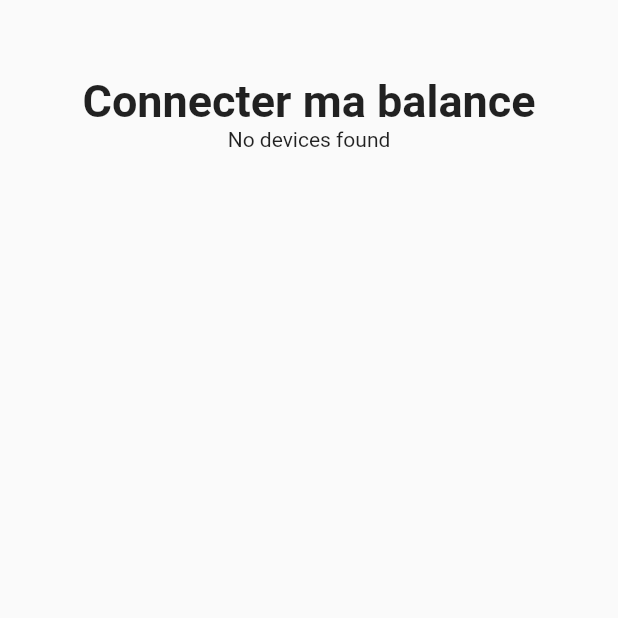
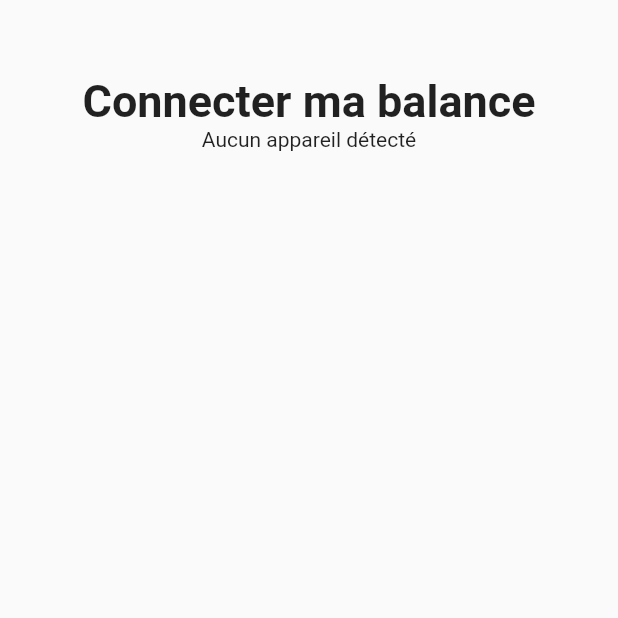
Before and after one commit to BalanceTonPoids/flutter, a Flutter app: the screen it shows after launch, swiped to page 2, on a phone screen of 412 x 824 dp, the top half of it. Run offline on Flutter 3.47's test engine with Material 2 defaults, Android fonts, the phone set to English and light mode, and no system bars; our stand-ins replace adaptive_theme, fl_chart, flutter_blue, flutter_phoenix, flutter_secure_storage, flutter_spinkit and 3 more.

Commit message:
Update texts

```diff
--- a/lib/pages/connecter_ma_balance.dart
+++ b/lib/pages/connecter_ma_balance.dart
@@ -77,7 +77,7 @@ class _connecterMaBalanceState extends State<connecterMaBalance> {
             ), );
           }
           if (snapshot.data!.isEmpty) {
-            return const Text('No devices found');
+            return const Text('Aucun appareil détecté');
           }
           return Column(
             children: (snapshot.data ?? [])
@@ -85,7 +85,7 @@ class _connecterMaBalanceState extends State<connecterMaBalance> {
                 ? Column(children: [Padding(padding: EdgeInsets.only(top: 20)),
               Text(r.device.name),
               ElevatedButton(
-                  child: const Text('Connect'),
+                  child: const Text('Connecter'),
                   onPressed: () async => {
                     await r.device.connect(),
                     await storage.write(
@@ -97,7 +97,7 @@ class _connecterMaBalanceState extends State<connecterMaBalance> {
                     Bluetooth().stopScan(),
                     setState(() {Padding(padding: EdgeInsets.only(top: 20));
                       _connectionStatus =
-                      'Connected to ${r.device.name}';
+                      'Connecté sur : ${r.device.name}';
                     }),
                   })
             ])
--- a/lib/pages/home.dart
+++ b/lib/pages/home.dart
@@ -70,7 +70,7 @@ class _HomeState extends State<Home> {
               const EdgeInsets.only(top: 30, bottom: 10, left: 20, right: 20),
           child: buttonCard(
               'Modifier mon profil',
-              'Renseignez ma taille, mes objectifs, etc.',
+              'Renseignez ma taille et bien plus.',
               Colors.blue,
               false,
               context,
@@ -80,7 +80,7 @@ class _HomeState extends State<Home> {
         Container(
           padding:
               const EdgeInsets.only(top: 0, bottom: 20, left: 20, right: 20),
-          child: buttonCard('Contact', 'Besoin d\'aide! contactez nous',
+          child: buttonCard('Contact', 'Besoin d\'aide, contactez nous',
               Colors.blue, false, context, const ContactPage(), false),
         ),
         Container(
@@ -172,7 +172,7 @@ class ContactPage extends StatelessWidget {
             ),
             const SizedBox(height: 16),
             const Text(
-              'Nous sommes toujours heureux d\'entendre de vous. Si vous avez des questions ou des commentaires, n\'hésitez pas à nous contacter. Vous pouvez nous appeler ou nous envoyer un e-mail à tout moment.',
+              'Si vous avez des questions ou des commentaires, n\'hésitez pas à nous contacter. Vous pouvez nous appeler ou nous envoyer un e-mail à tout moment.',
               textAlign: TextAlign.justify,
               style: TextStyle(
                 fontSize: 18,
--- a/lib/pages/imc.dart
+++ b/lib/pages/imc.dart
@@ -128,7 +128,7 @@ class _IMCPageState extends State<IMCPage> {
                   ),
                 ),
                 Text(
-                  "Votre IMC est : ${_imc.toStringAsFixed(2)}",
+                  "Votre IMC est de : ${_imc.toStringAsFixed(2)}",
                   style: const TextStyle(fontSize: 18.0),
                 ),
                 Text(
@@ -160,7 +160,7 @@ class ConseilsPage extends StatelessWidget {
   Widget build(BuildContext context) {
     return Scaffold(
       appBar: AppBar(
-        title: const Text("Consensual d'experts"),
+        title: const Text("Conseils d'experts"),
       ),
       body: ListView(
         children: [
--- a/lib/pages/profile.dart
+++ b/lib/pages/profile.dart
@@ -95,7 +95,7 @@ class _ProfileState extends State<Profile> {
                       children: [
                         buttonCard(
                             'Modifier mon profil',
-                            'Renseignez ma taille, mes données, etc.',
+                            'Renseigner ma taille, mes données, etc.',
                             Colors.blue,
                             true,
                             context,
--- a/lib/pages/weight.dart
+++ b/lib/pages/weight.dart
@@ -180,7 +180,7 @@ class DeviceList extends StatelessWidget {
   Widget build(BuildContext context) {
     return Scaffold(
       appBar: AppBar(
-        title: const Text('Available Devices'),
+        title: const Text('Appareils disponibles'),
       ),
       body: Column(
         children: [
@@ -203,7 +203,7 @@ class DeviceList extends StatelessWidget {
                         children: [
                           Text(r.device.name),
                           ElevatedButton(
-                              child: const Text('Connect'),
+                              child: const Text('Connecter'),
                               onPressed: () async {
                                 await r.device.connect();
                                 await storage.write(
--- a/lib/pages/welcome.dart
+++ b/lib/pages/welcome.dart
@@ -114,7 +114,7 @@ class _WelcomeState extends State<Welcome> {
                 return Text(_connectionStatus);
               }
               if (snapshot.data!.isEmpty) {
-                return const Text('No devices found');
+                return const Text('Aucun appareil détecté');
               }
               return Column(
                 children: (snapshot.data ?? [])
@@ -122,7 +122,7 @@ class _WelcomeState extends State<Welcome> {
                         ? Column(children: [
                             Text(r.device.name),
                             ElevatedButton(
-                                child: const Text('Connect'),
+                                child: const Text('Connecter'),
                                 onPressed: () async => {
                                       await r.device.connect(),
                                       await storage.write(
@@ -169,7 +169,7 @@ class _WelcomeState extends State<Welcome> {
                     ))),
             Padding(
                 padding: const EdgeInsets.only(top: 10, bottom: 10),
-                child: button(context, 'Continuez avec un Email', Colors.blue,
+                child: button(context, 'Continuez avec un compte', Colors.blue,
                     Colors.white, Colors.blue, 2, const LoginPage(), false)),
             Padding(
                 padding: const EdgeInsets.only(top: 10, bottom: 10),
```
Also changed, not shown: lib/pages/auth.dart (+9 -9 lines), lib/pages/edit_profile.dart (+3 -14 lines).
